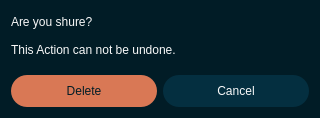
This is pse/umlsl_editor/src/view/widgets/qt_widgets/delete_dialog.ui in 69420pm/UMLSL-traffic-editor as Qt 5 draws it before an edit. The edited form follows.
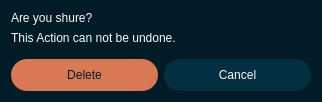
This is the edited form. Icons and pictures are not drawn.

```diff
--- a/pse/umlsl_editor/src/view/widgets/qt_widgets/delete_dialog.ui
+++ b/pse/umlsl_editor/src/view/widgets/qt_widgets/delete_dialog.ui
@@ -12,13 +12,13 @@
   </property>
   <property name="minimumSize">
    <size>
-    <width>320</width>
+    <width>0</width>
     <height>0</height>
    </size>
   </property>
   <property name="maximumSize">
    <size>
-    <width>320</width>
+    <width>16777215</width>
     <height>16777215</height>
    </size>
   </property>
@@ -198,6 +198,9 @@
 }</string>
   </property>
   <layout class="QVBoxLayout" name="verticalLayout">
+   <property name="sizeConstraint">
+    <enum>QLayout::SizeConstraint::SetFixedSize</enum>
+   </property>
    <item>
     <widget class="QLabel" name="label">
      <property name="text">
@@ -210,6 +213,18 @@
    </item>
    <item>
     <widget class="QLabel" name="l_content">
+     <property name="minimumSize">
+      <size>
+       <width>300</width>
+       <height>0</height>
+      </size>
+     </property>
+     <property name="maximumSize">
+      <size>
+       <width>300</width>
+       <height>16777215</height>
+      </size>
+     </property>
      <property name="text">
       <string>This Action can not be undone.</string>
      </property>
```
Left out of the diff: 4 changed lines with no effect on the pictures.
